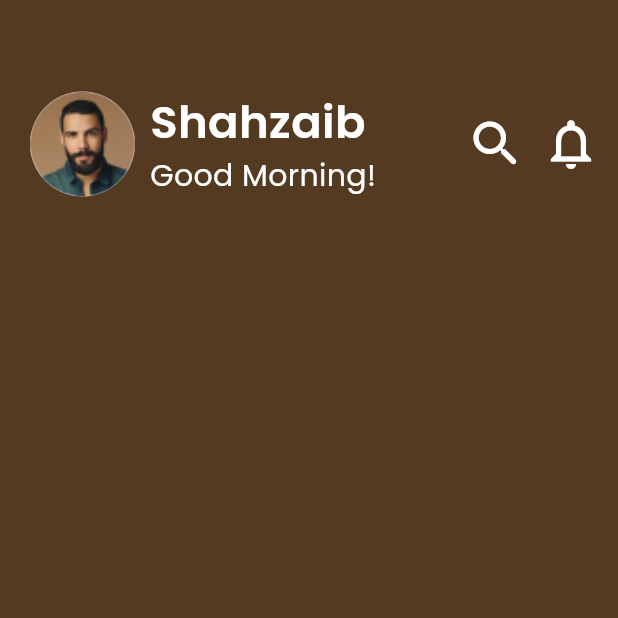
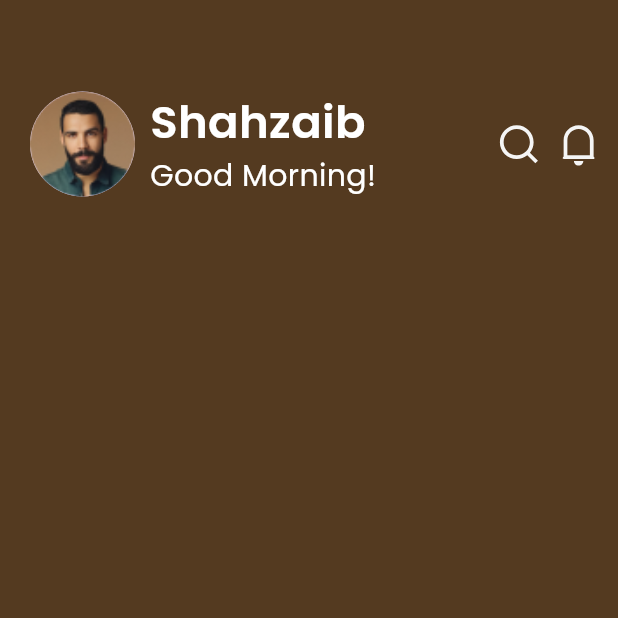
Before and after one commit to ahmdZhran/coffe_shop, a Flutter app: the HomeView screen opened directly, on a phone screen of 412 x 824 dp, the top half of it. Run offline on Flutter 3.47's test engine with Material 3 defaults, Android fonts, the phone set to English and light mode, and no system bars; our stand-ins replace flutter_svg, smooth_page_indicator.

Commit message:
change icons in app bar

```diff
--- a/lib/features/home/presentation/widgets/action_icon.dart
+++ b/lib/features/home/presentation/widgets/action_icon.dart
@@ -1,19 +1,19 @@
 import 'package:flutter/material.dart';
+import 'package:flutter_svg/flutter_svg.dart';
 
 class ActionIcon extends StatelessWidget {
-  final IconData iconData;
+  final String assetName;
 
-  const ActionIcon({super.key, required this.iconData});
+  const ActionIcon({super.key, required this.assetName});
 
   @override
   Widget build(BuildContext context) {
     return Padding(
-      padding: const EdgeInsets.only(top: 60),
-      child: Icon(
-        iconData,
-        size: 40,
-        color: Colors.white,
-      ),
-    );
+        padding: const EdgeInsets.only(top: 60),
+        child: SvgPicture.asset(
+          assetName,
+          height: 30,
+          width: 30,
+        ));
   }
 }
--- a/lib/features/home/presentation/widgets/custom_app_bar.dart
+++ b/lib/features/home/presentation/widgets/custom_app_bar.dart
@@ -11,10 +11,12 @@ class CustomAppBar extends StatelessWidget {
     return const Row(
       children: [
         ProfileSection(),
-        SizedBox(width: 60),
-        ActionIcon(iconData: Icons.search_rounded),
+        SizedBox(width: 80),
+        ActionIcon(assetName: 'assets/images/search-line.svg'),
         SizedBox(width: 10),
-        ActionIcon(iconData: Icons.notifications_outlined),
+        ActionIcon(
+          assetName: 'assets/images/notification-4-line.svg',
+        ),
       ],
     );
   }
```
Also changed, not shown: assets/images/notification-4-line.svg (added), assets/images/search-line.svg (added).
